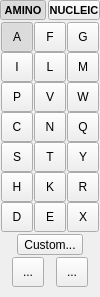
First picture: the form in src/schrodinger/sketcher/ui/monomer_tool_widget.ui, repository schrodinger/sketcher, before the edit.
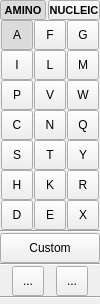
Second picture: the form after the edit. Icons and pictures are not drawn. Custom widgets are drawn as their Qt base class.

Commit message: SKETCH-2886: Updating "+ Custom" button and dialog titles to match spec

```diff
--- a/src/schrodinger/sketcher/ui/monomer_tool_widget.ui
+++ b/src/schrodinger/sketcher/ui/monomer_tool_widget.ui
@@ -7,7 +7,7 @@
     <x>0</x>
     <y>0</y>
     <width>100</width>
-    <height>297</height>
+    <height>304</height>
    </rect>
   </property>
   <property name="windowTitle">
@@ -15,7 +15,7 @@
   </property>
   <layout class="QVBoxLayout" name="verticalLayout">
    <property name="spacing">
-    <number>2</number>
+    <number>0</number>
    </property>
    <property name="leftMargin">
     <number>0</number>
@@ -1235,22 +1235,11 @@
     </widget>
    </item>
    <item>
-    <layout class="QHBoxLayout" name="horizontalLayout_2">
-     <property name="spacing">
-      <number>0</number>
-     </property>
-     <item>
-      <spacer name="horizontalSpacer_4">
+    <widget class="Line" name="line">
        <property name="orientation">
         <enum>Qt::Orientation::Horizontal</enum>
        </property>
-       <property name="sizeHint" stdset="0">
-        <size>
-         <width>0</width>
-         <height>0</height>
-        </size>
-       </property>
-      </spacer>
+    </widget>
      </item>
      <item>
       <widget class="schrodinger::sketcher::ToolButtonWithPopup" name="custom_monomer_btn">
@@ -1260,8 +1249,20 @@
          <verstretch>0</verstretch>
         </sizepolicy>
        </property>
+     <property name="minimumSize">
+      <size>
+       <width>0</width>
+       <height>30</height>
+      </size>
+     </property>
+     <property name="maximumSize">
+      <size>
+       <width>16777215</width>
+       <height>32</height>
+      </size>
+     </property>
        <property name="text">
-        <string>Custom...</string>
+      <string>Custom</string>
        </property>
        <property name="icon">
         <iconset resource="../sketcher.qrc">
@@ -1276,19 +1277,11 @@
       </widget>
      </item>
      <item>
-      <spacer name="horizontalSpacer_5">
+    <widget class="Line" name="line_2">
        <property name="orientation">
         <enum>Qt::Orientation::Horizontal</enum>
        </property>
-       <property name="sizeHint" stdset="0">
-        <size>
-         <width>0</width>
-         <height>0</height>
-        </size>
-       </property>
-      </spacer>
-     </item>
-    </layout>
+    </widget>
    </item>
    <item>
     <layout class="QHBoxLayout" name="horizontalLayout_6">
@@ -1412,6 +1405,13 @@
      </item>
     </layout>
    </item>
+   <item>
+    <widget class="Line" name="line_3">
+     <property name="orientation">
+      <enum>Qt::Orientation::Horizontal</enum>
+     </property>
+    </widget>
+   </item>
    <item>
     <spacer name="verticalSpacer_5">
      <property name="orientation">
```
Lines whose indentation alone changed are shown as unchanged. The commit also changes 8 other files.
